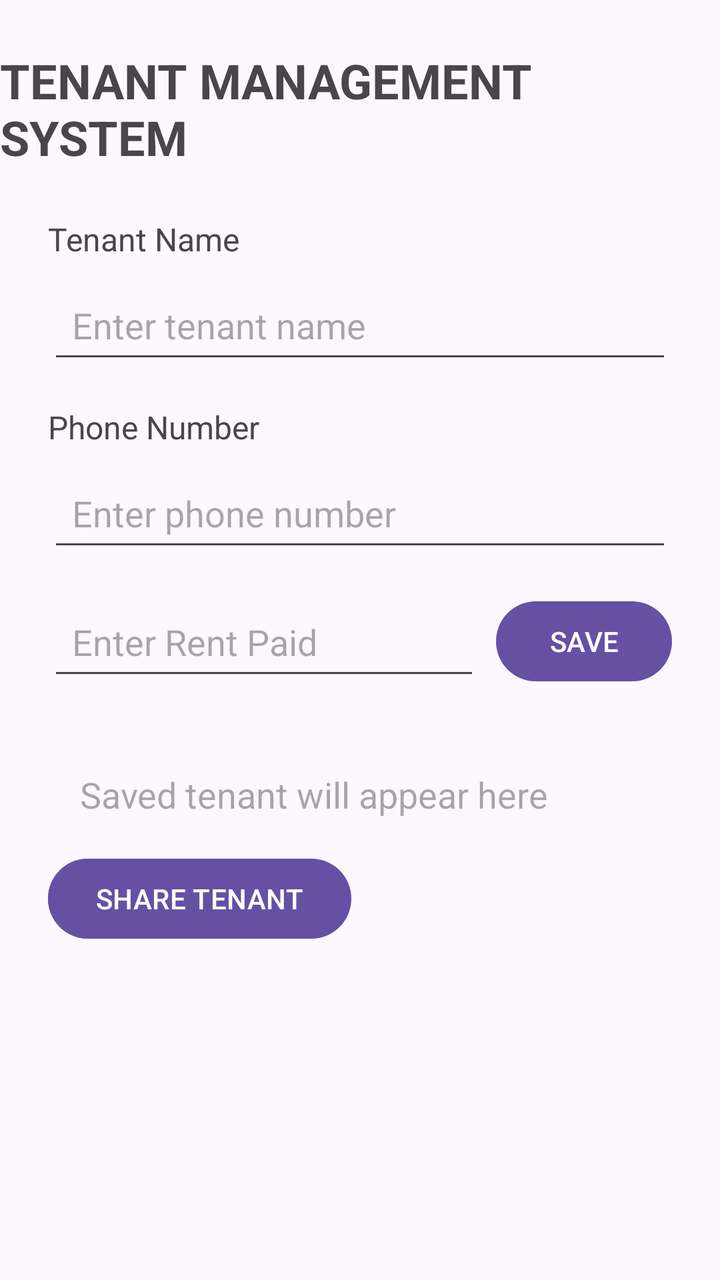
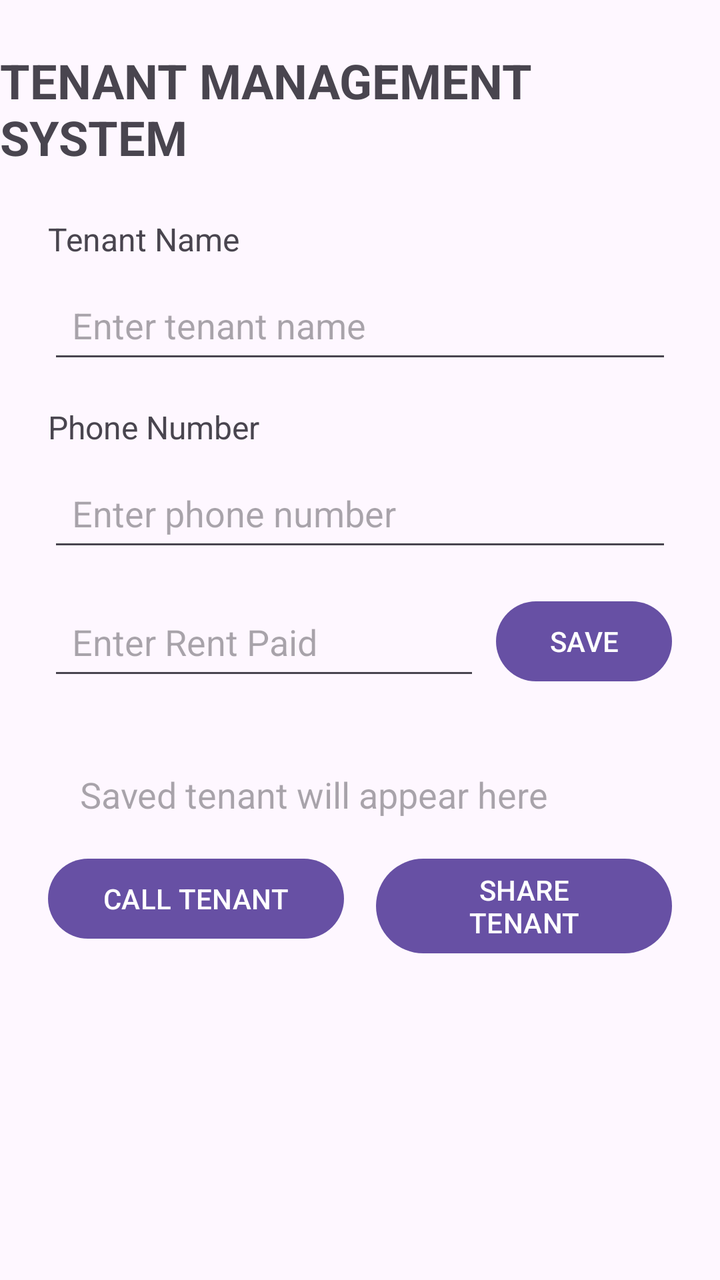

Compare the two renders of this Android layout. The source of the first and the diff that turns it into the second are given below.
<!-- AndroidManifest.xml: application theme Theme.TenantManagementSystem -->
<!-- res/layout/activity_main.xml -->
<?xml version="1.0" encoding="utf-8"?>
<layout xmlns:android="http://schemas.android.com/apk/res/android"
    xmlns:app="http://schemas.android.com/apk/res-auto">

    <data>
        <variable
            name="tenant"
            type="com.example.tenantmanagementsystem.Tenant" />
    </data>

    <androidx.constraintlayout.widget.ConstraintLayout
        android:layout_width="match_parent"
        android:layout_height="match_parent">

        <TextView
            android:id="@+id/titleTextView"
            android:layout_width="wrap_content"
            android:layout_height="wrap_content"
            android:text="TENANT MANAGEMENT SYSTEM"
            android:textSize="24sp"
            android:textStyle="bold"
            android:layout_marginTop="24dp"
            app:layout_constraintTop_toTopOf="parent"
            app:layout_constraintStart_toStartOf="parent"
            app:layout_constraintEnd_toEndOf="parent" />

        <TextView
            android:id="@+id/tenantNameLabel"
            android:layout_width="wrap_content"
            android:layout_height="wrap_content"
            android:text="Tenant Name"
            android:textSize="16sp"
            android:layout_marginTop="24dp"
            android:layout_marginStart="24dp"
            app:layout_constraintTop_toBottomOf="@id/titleTextView"
            app:layout_constraintStart_toStartOf="parent" />

        <EditText
            android:id="@+id/tenantNameEditText"
            android:layout_width="0dp"
            android:layout_height="wrap_content"
            android:hint="Enter tenant name"
            android:minHeight="48dp"
            android:padding="12dp"
            android:layout_marginTop="8dp"
            android:layout_marginStart="24dp"
            android:layout_marginEnd="24dp"
            app:layout_constraintTop_toBottomOf="@id/tenantNameLabel"
            app:layout_constraintStart_toStartOf="parent"
            app:layout_constraintEnd_toEndOf="parent" />

        <TextView
            android:id="@+id/phoneLabel"
            android:layout_width="wrap_content"
            android:layout_height="wrap_content"
            android:text="Phone Number"
            android:textSize="16sp"
            android:layout_marginTop="16dp"
            android:layout_marginStart="24dp"
            app:layout_constraintTop_toBottomOf="@id/tenantNameEditText"
            app:layout_constraintStart_toStartOf="parent" />

        <EditText
            android:id="@+id/phoneEditText"
            android:layout_width="0dp"
            android:layout_height="wrap_content"
            android:hint="Enter phone number"
            android:inputType="phone"
            android:minHeight="48dp"
            android:padding="12dp"
            android:layout_marginTop="8dp"
            android:layout_marginStart="24dp"
            android:layout_marginEnd="24dp"
            app:layout_constraintTop_toBottomOf="@id/phoneLabel"
            app:layout_constraintStart_toStartOf="parent"
            app:layout_constraintEnd_toEndOf="parent" />

        <EditText
            android:id="@+id/rentEditText"
            android:layout_width="0dp"
            android:layout_height="wrap_content"
            android:hint="Enter Rent Paid"
            android:inputType="numberDecimal"
            android:minHeight="48dp"
            android:padding="12dp"
            android:layout_marginStart="24dp"
            android:layout_marginTop="16dp"
            android:layout_marginEnd="8dp"
            app:layout_constraintTop_toBottomOf="@id/phoneEditText"
            app:layout_constraintStart_toStartOf="parent"
            app:layout_constraintEnd_toStartOf="@id/saveButton" />

        <Button
            android:id="@+id/saveButton"
            android:layout_width="wrap_content"
            android:layout_height="wrap_content"
            android:text="SAVE"
            android:layout_marginEnd="24dp"
            app:layout_constraintTop_toTopOf="@id/rentEditText"
            app:layout_constraintEnd_toEndOf="parent" />

        <TextView
            android:id="@+id/tenantResultTextView"
            android:layout_width="0dp"
            android:layout_height="wrap_content"
            android:text="@{tenant.summary()}"
            android:hint="Saved tenant will appear here"
            android:textSize="18sp"
            android:padding="16dp"
            android:layout_margin="24dp"
            app:layout_constraintTop_toBottomOf="@id/rentEditText"
            app:layout_constraintStart_toStartOf="parent"
            app:layout_constraintEnd_toEndOf="parent" />

        <Button
            android:id="@+id/callButton"
            android:layout_width="wrap_content"
            android:layout_height="wrap_content"
            android:text="CALL TENANT"
            android:layout_marginStart="24dp"
            app:layout_constraintTop_toBottomOf="@id/tenantResultTextView"
            app:layout_constraintStart_toStartOf="parent" />

        <Button
            android:id="@+id/shareButton"
            android:layout_width="wrap_content"
            android:layout_height="wrap_content"
            android:text="SHARE TENANT"
            android:layout_marginStart="24dp"
            app:layout_constraintTop_toBottomOf="@id/tenantResultTextView"
            app:layout_constraintStart_toStartOf="parent" />
    </androidx.constraintlayout.widget.ConstraintLayout>
</layout>
<!-- resources referenced by this layout -->
<resources>
  <style name="Theme.TenantManagementSystem" parent="Base.Theme.TenantManagementSystem" />
  <style name="Base.Theme.TenantManagementSystem" parent="Theme.Material3.DayNight.NoActionBar">
          
          
      </style>
</resources>

<!-- the commit's change to res/layout/activity_main.xml (unified diff, before → after) -->
@@ -8,9 +8,14 @@
             type="com.example.tenantmanagementsystem.Tenant" />
     </data>
 
+    <ScrollView
+        android:layout_width="match_parent"
+        android:layout_height="match_parent"
+        android:fillViewport="true">
+
     <androidx.constraintlayout.widget.ConstraintLayout
         android:layout_width="match_parent"
-        android:layout_height="match_parent">
+        android:layout_height="wrap_content">
 
         <TextView
             android:id="@+id/titleTextView"
@@ -114,20 +119,25 @@
 
         <Button
             android:id="@+id/callButton"
-            android:layout_width="wrap_content"
+            android:layout_width="0dp"
             android:layout_height="wrap_content"
             android:text="CALL TENANT"
             android:layout_marginStart="24dp"
+            android:layout_marginEnd="8dp"
             app:layout_constraintTop_toBottomOf="@id/tenantResultTextView"
-            app:layout_constraintStart_toStartOf="parent" />
+            app:layout_constraintStart_toStartOf="parent"
+            app:layout_constraintEnd_toStartOf="@id/shareButton" />
 
         <Button
             android:id="@+id/shareButton"
-            android:layout_width="wrap_content"
+            android:layout_width="0dp"
             android:layout_height="wrap_content"
             android:text="SHARE TENANT"
-            android:layout_marginStart="24dp"
+            android:layout_marginStart="8dp"
+            android:layout_marginEnd="24dp"
             app:layout_constraintTop_toBottomOf="@id/tenantResultTextView"
-            app:layout_constraintStart_toStartOf="parent" />
+            app:layout_constraintStart_toEndOf="@id/callButton"
+            app:layout_constraintEnd_toEndOf="parent" />
     </androidx.constraintlayout.widget.ConstraintLayout>
+    </ScrollView>
 </layout>
